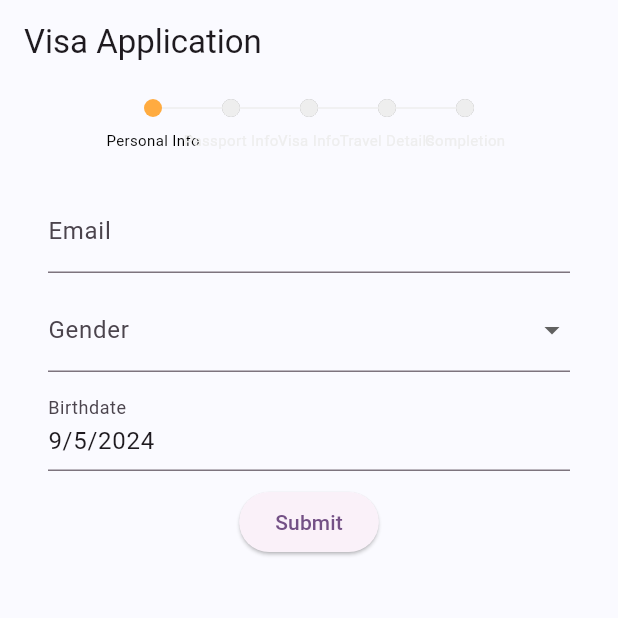
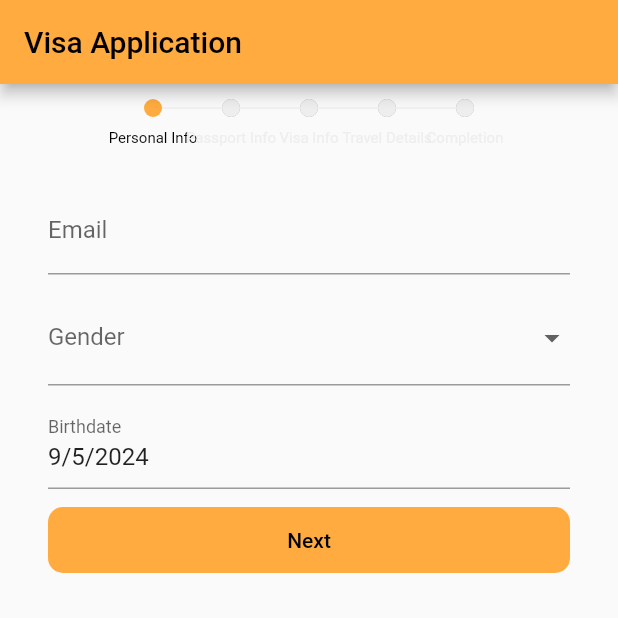
Before and after one commit to Team-SegFault/GoSL, a Flutter app: the screen it shows after launch, on a phone screen of 412 x 824 dp, the top half of it. Run offline on Flutter 3.47's test engine with Material 3 defaults, Android fonts, the phone set to English and light mode, and no system bars; drawn by our look-alikes of easy_stepper, flutter_form_builder.

Commit message:
updated theme

```diff
--- a/Frontend/lib/components/stepper.dart
+++ b/Frontend/lib/components/stepper.dart
@@ -38,15 +38,13 @@
       showStepBorder: false,
       steps: List.generate(_titles.length, (index) {
         return EasyStep(
-          customStep: Container(
+          customStep: CircleAvatar(
+            radius: 8,
+            backgroundColor: Colors.transparent,
             child: CircleAvatar(
-              radius: 8,
-              backgroundColor: Colors.transparent,
-              child: CircleAvatar(
-                radius: 6,
-                backgroundColor:
-                    activeStep >= index ? Colors.orangeAccent : Colors.grey[200],
-              ),
+              radius: 6,
+              backgroundColor:
+                  activeStep >= index ? Colors.orangeAccent : Colors.grey[200],
             ),
           ),
           // title: activeStep == index ? _titles[index] : null,
--- a/Frontend/lib/main.dart
+++ b/Frontend/lib/main.dart
@@ -15,12 +15,19 @@
       debugShowCheckedModeBanner: false,
       title: 'GoSL',
       theme: ThemeData(
-        colorScheme: ColorScheme.fromSeed(
-            seedColor: const Color(0xeec052ff),
-            surface: const Color(0xfafafaff)),
-        useMaterial3: true,
+        colorScheme: const ColorScheme(
+          surface: Color(0xfffafafa),
+          onSurface: Colors.black,
+          brightness: Brightness.light,
+          primary: Colors.orangeAccent,
+          onPrimary: Colors.black,
+          secondary: Color(0xfffdf6d7),
+          onSecondary: Colors.black,
+          error: Colors.red,
+          onError: Colors.white,
+        ),
+        useMaterial3: false,
       ),
-
       home: const VisaApplicationPage(),
     );
   }
@@ -28,7 +35,6 @@
 
 class MainPage extends StatefulWidget {
   const MainPage({super.key, required this.title});
-
 
   final String title;
 
--- a/Frontend/lib/views/visa_application/personal_info_form.dart
+++ b/Frontend/lib/views/visa_application/personal_info_form.dart
@@ -1,15 +1,13 @@
 import 'package:flutter/material.dart';
 import 'package:flutter_form_builder/flutter_form_builder.dart';
 
-class PersonalInfoForm extends StatelessWidget{
-
+class PersonalInfoForm extends StatelessWidget {
   final _formKey = GlobalKey<FormBuilderState>();
 
   PersonalInfoForm({super.key});
 
   @override
   Widget build(BuildContext context) {
-    // TODO: implement build
     return Padding(
       padding: const EdgeInsets.all(16.0),
       child: FormBuilder(
@@ -27,10 +25,10 @@
               items: ['Male', 'Female', 'Other']
                   .map(
                     (gender) => DropdownMenuItem(
-                  value: gender,
-                  child: Text(gender),
-                ),
-              )
+                      value: gender,
+                      child: Text(gender),
+                    ),
+                  )
                   .toList(),
             ),
             const SizedBox(height: 10),
@@ -44,18 +42,43 @@
               lastDate: DateTime.now(),
             ),
             const SizedBox(height: 10),
-            ElevatedButton(
-              onPressed: () {
-                if (_formKey.currentState!.saveAndValidate()) {
-                  print(_formKey.currentState!.value.entries.toList());
-                }
-              },
-              child: const Text('Submit'),
+            SizedBox(
+              width: double.infinity,
+              child: AppButton(
+                text: 'Next',
+                onPressed: () {},
+              ),
             ),
           ],
         ),
       ),
     );
   }
+}
 
+class AppButton extends StatelessWidget {
+  final String text;
+
+  final Function()? onPressed;
+
+  const AppButton({
+    super.key,
+    required this.text,
+    this.onPressed,
+  });
+
+  @override
+  Widget build(BuildContext context) {
+    return ElevatedButton(
+      style: ElevatedButton.styleFrom(
+          padding: const EdgeInsets.all(14),
+          shape: RoundedRectangleBorder(
+            borderRadius:
+                BorderRadius.circular(10), // Adjust the border radius as needed
+          ),
+          elevation: 0),
+      onPressed: onPressed,
+      child: Text(text, style: const TextStyle(color: Colors.black)),
+    );
+  }
 }
```
